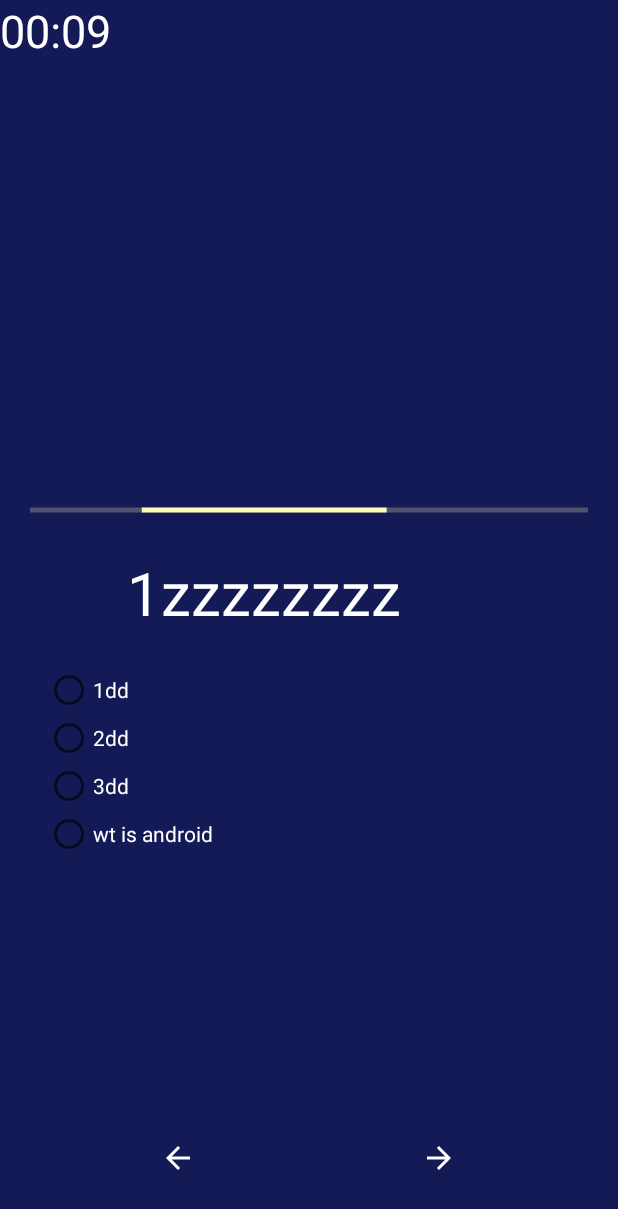
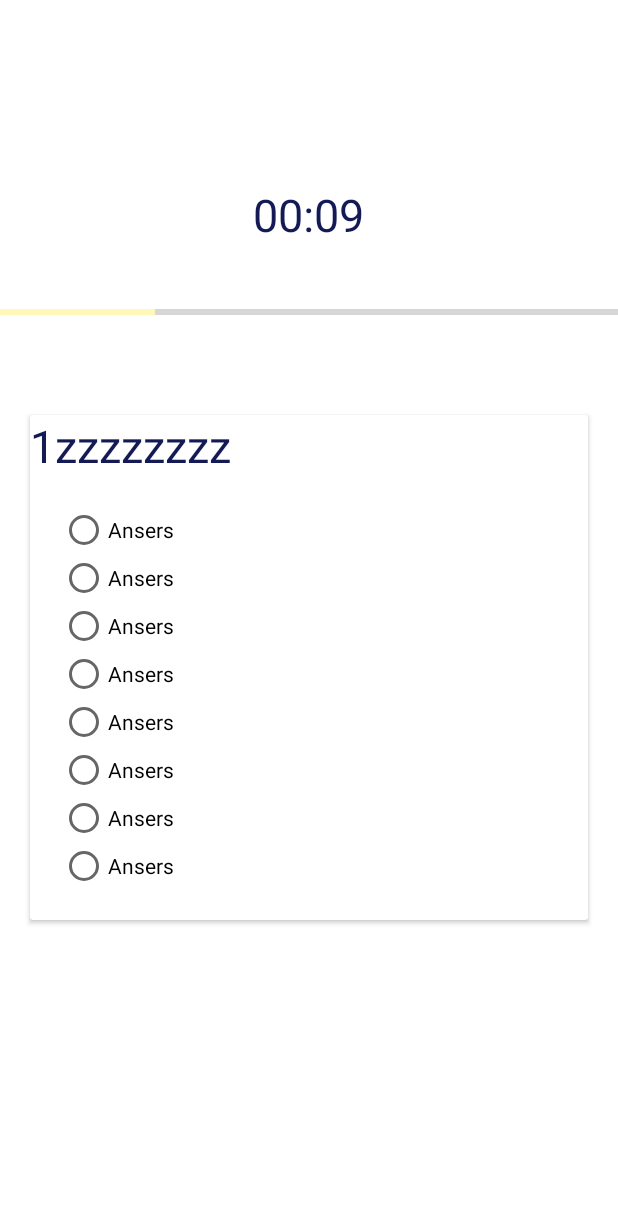
Before and after one commit to omarfaroke/TesterApp, an Android app: the QuesExamActvity screen opened directly, with no data from a screen before it, on a phone screen of 412 x 824 dp. Shown: the top 1209 px of the screen. Run offline under Robolectric (Android 15) with nearby library versions, the phone set to English and light mode, and no system bars; network calls fail.

Commit message:
make multi choice flexible and control progressBar

```diff
--- a/app/src/main/java/com/codingacademy/testerapp/Constants.java
+++ b/app/src/main/java/com/codingacademy/testerapp/Constants.java
@@ -30,6 +30,7 @@ public class Constants {
     public static final String LOGIN=BASE_URL + "/login.php";
     public static final String REGISTER =BASE_URL + "/register.php";
     public static final String CATEGORY =BASE_URL + "/get_category.php";
+    public static final String GET_EXAM =BASE_URL + "/get_exam.php";
     public static final String ADD_CATEGORY =BASE_URL + "/add_Category.php";
 
 
--- a/app/src/main/java/com/codingacademy/testerapp/ExamFragment.java
+++ b/app/src/main/java/com/codingacademy/testerapp/ExamFragment.java
@@ -28,6 +28,7 @@ import com.android.volley.VolleyError;
 import com.android.volley.toolbox.StringRequest;
 import com.codingacademy.testerapp.model.Exam;
 import com.codingacademy.testerapp.requests.VolleyCallback;
+import com.codingacademy.testerapp.requests.VolleyController;
 import com.google.gson.Gson;
 import com.google.gson.GsonBuilder;
 
@@ -36,6 +37,7 @@ import org.json.JSONException;
 import org.json.JSONObject;
 
 import java.util.ArrayList;
+import java.util.HashMap;
 import java.util.List;
 import java.util.Map;
 
@@ -47,7 +49,7 @@ public class ExamFragment extends Fragment {
     RecyclerView recyclerExam;
     Exam[] examsArr;
     ExamAdapter examAdapter;
-    int cat_id = 0;
+    int cat_id = 3;
 
     public ExamFragment() {
         // Required empty public constructor
@@ -59,41 +61,53 @@ public class ExamFragment extends Fragment {
                              Bundle savedInstanceState) {
         // Inflate the layout for this fragment
         View v = inflater.inflate(R.layout.fragment_exam, container, false);
+        intViwes(v);
        fillExam();
+    //  getExam();
+
+        return v;
+    }
+void getExam(){
     getExam(cat_id, new VolleyCallback() {
 
         @Override
         public void onSuccess(JSONObject result) throws JSONException {
 
-                JSONArray examJsonArray = result.getJSONArray("Exams");
+            JSONArray examJsonArray = result.getJSONArray("JA");
 
             examsArr = new Exam[examJsonArray.length()];
             Gson gson = new GsonBuilder().create();
             examsArr = gson.fromJson(examJsonArray.toString(), Exam[].class);
+            int i=examsArr[0].getCategoryId();
+            upDateExam();
         }
 
         @Override
         public void onError(String result) throws Exception {
-
+            Toast.makeText(getActivity(), result, Toast.LENGTH_SHORT).show();
         }
     });
-        intViwes(v);
-        return v;
 }
+    private void getExam(int cat_id, final VolleyCallback mCallback) {
+        String url = Constants.GET_EXAM;
 
-    private void getExam(int cat_id, final VolleyCallback mCallback) {
-        String url = Constants.REGISTER;
+        StringRequest stringRequest = new StringRequest(Request.Method.POST, url,
+                response ->
 
-        StringRequest stringRequest = new StringRequest(Request.Method.GET, url,
-                response -> {
+                {
                     try {
-                        JSONObject jsonObject = new JSONObject(response);
+                        JSONArray jsonArray = new JSONArray(response);
+                        JSONObject jsonObject = new JSONObject();
+                        jsonObject.put("JA", jsonArray);
                         mCallback.onSuccess(jsonObject);
                     } catch (JSONException e) {
                         e.printStackTrace();
                     }
 
-                }, error -> {
+                },
+
+
+                error -> {
                     try {
                         mCallback.onError(error.getMessage());
                     } catch (Exception e) {
@@ -102,17 +116,22 @@ public class ExamFragment extends Fragment {
                 }) {
             @Override
             protected Map<String, String> getParams() throws AuthFailureError {
-                return super.getParams();
+                Map<String, String> par = new HashMap<>();
+                par.put("category_id", "" + cat_id);
+                return par;
             }
         };
+        VolleyController.getInstance(getActivity()).addToRequestQueue(stringRequest);
+
     }
 
     void fillExam() {
-        examsArr = new Exam[3];
-        examsArr[0] = (new Exam(null, null, " Java Exam name", null, null, null, null, null));
-        examsArr[1] = (new Exam(null, null, "C# Exam name", null, null, null, null, null));
-        examsArr[2] = (new Exam(null, null, "fluter Exam name", null, null, null, null, null));
-
+        examsArr = new Exam[4];
+        examsArr[0] = (new Exam(null, null, " Java Exam name", null, null, null, null,null,null));
+        examsArr[1] = (new Exam(null, null, " Java Exam name", null, null, null, null,null,null));
+        examsArr[2] = (new Exam(null, null, " Java Exam name", null, null, null, null,null,null));
+        examsArr[3] = (new Exam(null, null, " Java Exam name", null, null, null, null,null,null));
+upDateExam();
     }
 
     private void intViwes(View v) {
@@ -132,9 +151,16 @@ public class ExamFragment extends Fragment {
         recyclerExam = v.findViewById(R.id.recyclerExam);
         recyclerExam.setLayoutManager(new LinearLayoutManager(getActivity()));
         recyclerExam.addItemDecoration(new SpacingItemDecoration(1, dpToPx(getActivity(), 8), true));
+    }
 
-        recyclerExam.setAdapter(new ExamAdapter());
+    private void upDateExam() {
+        if (examAdapter == null) {
+            examAdapter = new ExamAdapter();
+            recyclerExam.setAdapter(examAdapter);
         }
+        examAdapter.notifyDataSetChanged();
+    }
+
 
     public int dpToPx(Context c, int dp) {
         Resources r = c.getResources();
--- a/app/src/main/java/com/codingacademy/testerapp/MenuDrawerNews.java
+++ b/app/src/main/java/com/codingacademy/testerapp/MenuDrawerNews.java
@@ -63,7 +63,7 @@ public class MenuDrawerNews extends AppCompatActivity {
     }
 
     public void showCategory() {
-        fragmentManager.beginTransaction().replace(R.id.main_fram, categoryFragment).addToBackStack(null).commit();
+        fragmentManager.beginTransaction().replace(R.id.main_fram, categoryFragment).commit();
     }
 
 
--- a/app/src/main/java/com/codingacademy/testerapp/QuesExamActvity.java
+++ b/app/src/main/java/com/codingacademy/testerapp/QuesExamActvity.java
@@ -7,6 +7,7 @@ import androidx.fragment.app.FragmentStatePagerAdapter;
 import androidx.viewpager.widget.ViewPager;
 
 import android.content.res.ColorStateList;
+import android.graphics.Color;
 import android.os.Bundle;
 import android.os.CountDownTimer;
 import android.view.View;
@@ -16,19 +17,30 @@ import android.widget.TextView;
 import android.widget.Toast;
 
 
-import com.codingacademy.testerapp.model.Ques;
+import com.codingacademy.testerapp.model.Choice;
+import com.codingacademy.testerapp.model.Exam;
+import com.codingacademy.testerapp.model.Question;
+import com.codingacademy.testerapp.requests.VolleyCallback;
+import com.google.gson.Gson;
+import com.google.gson.GsonBuilder;
+
+import org.json.JSONArray;
+import org.json.JSONException;
+import org.json.JSONObject;
 
 import java.util.ArrayList;
+import java.util.List;
 import java.util.Locale;
 
 public class QuesExamActvity extends AppCompatActivity {
-    ArrayList<Ques> quesArrayList = new ArrayList<>();
+
 
     ProgressBar progressBar;
 
     private int questionCounter;
     private int questionCountTotal;
-    private Ques currentQuestion;
+List<Question> quesArrayList;
+List<Choice> choices;
     private ViewPager pager;
     TextView textView;
 
@@ -44,23 +56,14 @@ public class QuesExamActvity extends AppCompatActivity {
     @Override
     protected void onCreate(Bundle savedInstanceState) {
         super.onCreate(savedInstanceState);
-        setContentView(R.layout.activity_main);
-        ArrayList<String> ansers = new ArrayList<>();
-        ansers.add("1dd");
-        ansers.add("2dd");
-        ansers.add("3dd");
-        quesArrayList.add(new Ques("1zzzzzzzz", ansers));
-        quesArrayList.add(new Ques("2zzzzzzzz", ansers));
-        quesArrayList.add(new Ques("3zzzzzzzz", ansers));
-        quesArrayList.add(new Ques("4zzzzzzzz", ansers));
+        setContentView(R.layout.activity_exam);
+       fill();
+
 
         progressBar = findViewById(R.id.progress);
-   //     textColorDefault= textView.getTextColors();
 
 
-
-
-        // View v=LayoutInflater.from(this).inflate(R.layout.viewpager1,null);
+        // View v=LayoutInflater.from(this).inflate(R.layout.fragment_ques,null);
         mNext = findViewById(R.id.next);
         mNext.setOnClickListener(new View.OnClickListener() {
             @Override
@@ -95,6 +98,7 @@ public class QuesExamActvity extends AppCompatActivity {
            public void onFinish() {
    timeLeftInMills = 0;
    updateCountDownText();
+   finish();
            }
        }.start();
 
@@ -105,25 +109,47 @@ public class QuesExamActvity extends AppCompatActivity {
    int minuts= (int) (timeLeftInMills/1000)/60;
    int secound= (int) (timeLeftInMills/1000)%60;
    String timeFormated = String.format(Locale.getDefault(),"%02d:%02d",minuts,secound);
+   if(secound<5)
+       textView.setTextColor(Color.RED);
    textView.setText(timeFormated);
 
     }
-
+void fill()
+{
+     choices = new ArrayList<>();
+    choices.add(new Choice("Ansers"));
+    choices.add(new Choice("Ansers"));
+    choices.add(new Choice("Ansers"));
+    choices.add(new Choice("Ansers"));
+    choices.add(new Choice("Ansers"));
+    choices.add(new Choice("Ansers"));
+    choices.add(new Choice("Ansers"));
+    choices.add(new Choice("Ansers"));
+    quesArrayList = new ArrayList<>();
+    quesArrayList.add(new Question("1zzzzzzzz", choices));
+    quesArrayList.add(new Question("2zzzzzzzz", choices));
+    quesArrayList.add(new Question("3zzzzzzzz", choices));
+    quesArrayList.add(new Question("4zzzzzzzz", choices));
+}
 
     public void init() {
 textView=findViewById(R.id.time_text);
         pager = findViewById(R.id.pager);
         //  adapter= new Adapter(getSupportFragmentManager(),quesArrayList);
+        int count=quesArrayList.size();
+        int prssent=100/count;
+        progressBar.setMax(count);
         pager.setAdapter(new FragmentStatePagerAdapter(getSupportFragmentManager()) {
             @NonNull
             @Override
             public Fragment getItem(int position) {
+                progressBar.setProgress(position);
                 return QuesFragment.getInstence(quesArrayList.get(position));
             }
 
             @Override
             public int getCount() {
-                return quesArrayList.size();
+                return count;
             }
         });
 
--- a/app/src/main/java/com/codingacademy/testerapp/QuesFragment.java
+++ b/app/src/main/java/com/codingacademy/testerapp/QuesFragment.java
@@ -5,6 +5,7 @@ import android.view.LayoutInflater;
 import android.view.View;
 import android.view.ViewGroup;
 import android.widget.RadioButton;
+import android.widget.RadioGroup;
 import android.widget.TextView;
 
 
@@ -12,15 +13,15 @@ import androidx.annotation.NonNull;
 import androidx.annotation.Nullable;
 import androidx.fragment.app.Fragment;
 
-import com.codingacademy.testerapp.model.Ques;
+import com.codingacademy.testerapp.model.Question;
 
 public class QuesFragment extends Fragment {
     TextView textView;
 
 
-    RadioButton radioButton1, radioButton2, radioButton3;
+    RadioGroup radioGroup;
 
-    public static Fragment getInstence(Ques ques) {
+    public static Fragment getInstence(Question ques) {
         QuesFragment pagerFragment1 = new QuesFragment();
         Bundle bundle = new Bundle();
         bundle.putSerializable("Ques", ques);
@@ -31,18 +32,25 @@ public class QuesFragment extends Fragment {
     @Nullable
     @Override
     public View onCreateView(@NonNull LayoutInflater inflater, @Nullable ViewGroup container, @Nullable Bundle savedInstanceState) {
-        View v =inflater.inflate(R.layout.viewpager1, container, false);
+        View v =inflater.inflate(R.layout.fragment_ques, container, false);
         textView = v.findViewById(R.id.text1);
-        radioButton1 = v.findViewById(R.id.radio1);
-        radioButton2 = v.findViewById(R.id.radio2);
-        radioButton3 = v.findViewById(R.id.radio3);
+        radioGroup=v.findViewById(R.id.radio_choices);
 
 
-        Ques ques = (Ques) getArguments().getSerializable("Ques");
-        textView.setText(ques.getQues());
-        radioButton1.setText(ques.getAnswers().get(0));
-        radioButton2.setText(ques.getAnswers().get(1));
-        radioButton3.setText(ques.getAnswers().get(2));
+
+        Question ques = (Question) getArguments().getSerializable("Ques");
+
+        int radioNumber=ques.getChoices().size();
+
+        for(int i=0;i<radioNumber;i++)
+        {
+
+            RadioButton radioButton=new RadioButton(getActivity());
+            radioButton.setText(ques.getChoices().get(i).getChoiceText());
+            radioGroup.addView(radioButton);
+        }
+        textView.setText(ques.getQuesText());
+
 
 
 
--- a/app/src/main/java/com/codingacademy/testerapp/model/Choice.java
+++ b/app/src/main/java/com/codingacademy/testerapp/model/Choice.java
@@ -2,7 +2,7 @@ package com.codingacademy.testerapp.model;
 
 import com.google.gson.annotations.SerializedName;
 
-class Choice {
+public class Choice {
     @SerializedName("Choice_id")
     private Integer choiceId;
 
@@ -20,6 +20,10 @@ class Choice {
         this.choiceText = choiceText;
         this.quesSampleId = quesSampleId;
         Answer = answer;
+    }
+
+    public Choice(String choiceText) {
+        this.choiceText = choiceText;
     }
 
     public Integer getChoiceId() {
--- a/app/src/main/java/com/codingacademy/testerapp/model/Exam.java
+++ b/app/src/main/java/com/codingacademy/testerapp/model/Exam.java
@@ -7,17 +7,6 @@ import java.util.Date;
 import java.util.List;
 
 public class Exam {
-    public Exam(Integer examId, Integer categoryId, String examName, Date examDate, Integer examTime, Integer examPass, Integer status, List<Sample> samples) {
-        this.examId = examId;
-        this.categoryId = categoryId;
-        this.examName = examName;
-        this.examDate = examDate;
-        this.examTime = examTime;
-        this.examPass = examPass;
-        this.status = status;
-        this.samples = samples;
-    }
-
     @SerializedName("exam_id")
     private Integer examId;
 
@@ -28,7 +17,7 @@ public class Exam {
     private String examName;
 
     @SerializedName("exam_date")
-    private Date examDate;
+    private String examDate;
 
     @SerializedName("exam_time")
     private Integer examTime;
@@ -43,6 +32,7 @@ public class Exam {
     @SerializedName("exam_description")
     private Integer examDescription;
 
+    @SerializedName("status")
     private Integer status;
 
     List<Sample> samples;
@@ -59,7 +49,7 @@ public class Exam {
         return examName;
     }
 
-    public Date getExamDate() {
+    public String getExamDate() {
         return examDate;
     }
 
@@ -87,5 +77,15 @@ public class Exam {
         return samples;
     }
 
-
+    public Exam(Integer examId, Integer categoryId, String examName, String examDate, Integer examTime, Integer examPass, Integer examNote, Integer examDescription, Integer status) {
+        this.examId = examId;
+        this.categoryId = categoryId;
+        this.examName = examName;
+        this.examDate = examDate;
+        this.examTime = examTime;
+        this.examPass = examPass;
+        this.examNote = examNote;
+        this.examDescription = examDescription;
+        this.status = status;
+    }
 }
--- a/app/src/main/java/com/codingacademy/testerapp/model/Ques.java
+++ /dev/null
@@ -1,22 +0,0 @@
-package com.codingacademy.testerapp.model;
-
-import java.io.Serializable;
-import java.util.ArrayList;
-
-public class Ques implements Serializable {
-    String ques;
-    ArrayList<String> answers =new ArrayList<>();
-
-    public Ques(String ques, ArrayList<String> answers) {
-        this.ques = ques;
-        this.answers = answers;
-    }
-
-    public String getQues() {
-        return ques;
-    }
-
-    public ArrayList<String> getAnswers() {
-        return answers;
-    }
-}
--- a/app/src/main/java/com/codingacademy/testerapp/model/Question.java
+++ b/app/src/main/java/com/codingacademy/testerapp/model/Question.java
@@ -2,10 +2,11 @@ package com.codingacademy.testerapp.model;
 
 import com.google.gson.annotations.SerializedName;
 
+import java.io.Serializable;
 import java.util.ArrayList;
 import java.util.List;
 
-public class Question {
+public class Question implements Serializable {
     @SerializedName("Ques_id")
     private Integer quesId;
 
@@ -21,7 +22,13 @@ public class Question {
     @SerializedName("f_sample_id")
     private Integer quesSampleId;
 
-    private List<Choice> choices ;
+    @SerializedName("choices")
+    private List<Choice> choices;
+
+    public Question(String quesText, List<Choice> choices) {
+        this.quesText = quesText;
+        this.choices = choices;
+    }
 
     public Question(Integer quesId, String quesText, Integer quesStatus, Integer quesScore, Integer quesSampleId, List<Choice> choices) {
         this.quesId = quesId;
@@ -81,6 +88,4 @@ public class Question {
     }
 
 
-
-
 }
--- a/app/src/main/java/com/codingacademy/testerapp/model/Sample.java
+++ b/app/src/main/java/com/codingacademy/testerapp/model/Sample.java
@@ -3,6 +3,7 @@ package com.codingacademy.testerapp.model;
 import com.google.gson.annotations.SerializedName;
 
 import java.util.Date;
+import java.util.List;
 
 public class Sample {
     @SerializedName("sample_id")
@@ -15,6 +16,9 @@ public class Sample {
 
     @SerializedName("sample_date")
     Date sample_date;
+
+    @SerializedName("questions")
+    private List<Question> questions ;
 
     public Integer getSample_id() {
         return sampleId;
--- a/app/src/main/res/layout/activity_main.xml
+++ b/app/src/main/res/layout/activity_exam.xml
@@ -1,21 +1,39 @@
 <?xml version="1.0" encoding="utf-8"?>
-<androidx.constraintlayout.widget.ConstraintLayout xmlns:android="http://schemas.android.com/apk/res/android"
+<LinearLayout xmlns:android="http://schemas.android.com/apk/res/android"
     xmlns:app="http://schemas.android.com/apk/res-auto"
     xmlns:tools="http://schemas.android.com/tools"
     android:layout_width="match_parent"
     android:layout_height="match_parent"
+    android:background="@color/text"
     android:layoutDirection="ltr"
+    android:gravity="center"
     android:orientation="vertical"
     tools:context=".QuesExamActvity">
+   <TextView
+       android:id="@+id/time_text"
+       android:layout_width="wrap_content"
+       android:layout_height="wrap_content"
+       android:text="00:30"
+android:padding="20dp"
+       android:textColor="@color/colorPrimary"
+       android:textSize="30sp"
+       tools:ignore="MissingConstraints" />
 
+   <ProgressBar
+       android:id="@+id/progress"
+       style="?android:attr/progressBarStyleHorizontal"
+       android:layout_width="match_parent"
 
+       android:layout_height="50dp"
+       android:backgroundTint="#000000"
+
+       />
 
    <androidx.viewpager.widget.ViewPager
        android:id="@+id/pager"
-       app:layout_constraintTop_toTopOf="parent"
-       app:layout_constraintBottom_toBottomOf="parent"
+
        android:layout_width="match_parent"
-       android:layout_height="wrap_content"/>
+       android:layout_height="423dp" />
 
 
    <LinearLayout
@@ -40,22 +58,12 @@
           android:id="@+id/next"
           android:layout_width="wrap_content"
           android:layout_height="wrap_content"
-          android:layout_marginLeft="90dp"
+          android:layout_marginLeft="60dp"
           android:src="@drawable/ic_arrow_forward_black_24dp"
           android:textSize="33sp" />
    </LinearLayout>
 
-    <TextView
-        android:id="@+id/time_text"
-        android:layout_width="wrap_content"
-        android:layout_height="wrap_content"
-        android:text="00:30"
-        android:layout_marginBottom="350dp"
-        android:layout_marginLeft="300dp"
-        android:layout_gravity="center"
-        android:textColor="#ffff"
-        android:textSize="30sp"
-        tools:ignore="MissingConstraints" />
 
 
-</androidx.constraintlayout.widget.ConstraintLayout>
+
+</LinearLayout>
--- /dev/null
+++ b/app/src/main/res/layout/fragment_ques.xml
@@ -0,0 +1,43 @@
+<?xml version="1.0" encoding="utf-8"?>
+<LinearLayout xmlns:android="http://schemas.android.com/apk/res/android"
+    android:orientation="vertical"
+    android:layout_width="match_parent"
+    android:gravity="center"
+    android:background="@color/text"
+    android:layout_height="match_parent">
+
+
+
+   <androidx.cardview.widget.CardView
+       android:layout_margin="20dp"
+       android:layout_width="match_parent"
+       android:layout_height="wrap_content">
+<LinearLayout
+    android:layout_width="match_parent"
+    android:layout_height="wrap_content"
+    android:orientation="vertical">
+    <TextView
+        android:id="@+id/text1"
+        android:layout_width="match_parent"
+        android:text="@string/question1"
+        android:textColor="@color/colorPrimary"
+        android:textSize="30sp"
+        android:layout_height="wrap_content"/>
+
+    <RadioGroup
+        android:id="@+id/radio_choices"
+        android:layout_width="wrap_content"
+        android:layout_height="wrap_content"
+        android:layout_margin="20dp"
+        android:orientation="vertical"
+
+
+        >
+
+
+
+    </RadioGroup>
+</LinearLayout>
+   </androidx.cardview.widget.CardView>
+
+</LinearLayout>
--- a/app/src/main/res/layout/viewpager1.xml
+++ /dev/null
@@ -1,76 +0,0 @@
-<?xml version="1.0" encoding="utf-8"?>
-<LinearLayout xmlns:android="http://schemas.android.com/apk/res/android"
-    android:orientation="vertical"
-    android:layout_width="match_parent"
-    android:gravity="center"
-    android:background="#131A56"
-    android:layout_height="match_parent">
-
-
-
-    <ProgressBar
-        style="?android:attr/progressBarStyleHorizontal"
-        android:layout_width="match_parent"
-        android:layout_height="wrap_content"
-        android:layout_marginTop="60dp"
-        android:padding="20dp"
-        android:indeterminate="true"
-        android:backgroundTint="#fff"
-
-        android:id="@+id/progress"
-        />
-
-    <TextView
-        android:id="@+id/text1"
-        android:layout_width="wrap_content"
-        android:text="@string/question1"
-        android:textColor="#ffff"
-        android:textSize="40sp"
-
-        android:layout_marginEnd="30dp"
-        android:layout_height="wrap_content"/>
-
-    <RadioGroup
-        android:layout_width="wrap_content"
-        android:layout_height="wrap_content"
-        android:layout_marginRight="120dp"
-        android:layout_marginTop="22dp"
-        android:orientation="vertical"
-
-
-        >
-
-        <RadioButton
-            android:id="@+id/radio1"
-            android:layout_width="wrap_content"
-            android:layout_height="wrap_content"
-            android:textColor="#ffff"
-            android:text="@string/answer1"></RadioButton>
-        <RadioButton
-            android:id="@+id/radio2"
-
-            android:layout_width="wrap_content"
-            android:layout_height="wrap_content"
-            android:textColor="#ffff"
-            android:text="@string/answer2"></RadioButton>
-
-        <RadioButton
-            android:id="@+id/radio3"
-
-            android:layout_width="wrap_content"
-            android:layout_height="wrap_content"
-            android:textColor="#ffff"
-            android:text="@string/answer3"/>
-        <RadioButton
-            android:id="@+id/radio4"
-
-            android:layout_width="wrap_content"
-            android:layout_height="wrap_content"
-            android:textColor="#ffff"
-            android:text="@string/answer3">
-        </RadioButton>
-    </RadioGroup>
-
-
-
-</LinearLayout>
```
Also changed, not shown: 1 other file. Lines whose indentation alone changed are shown as unchanged.
